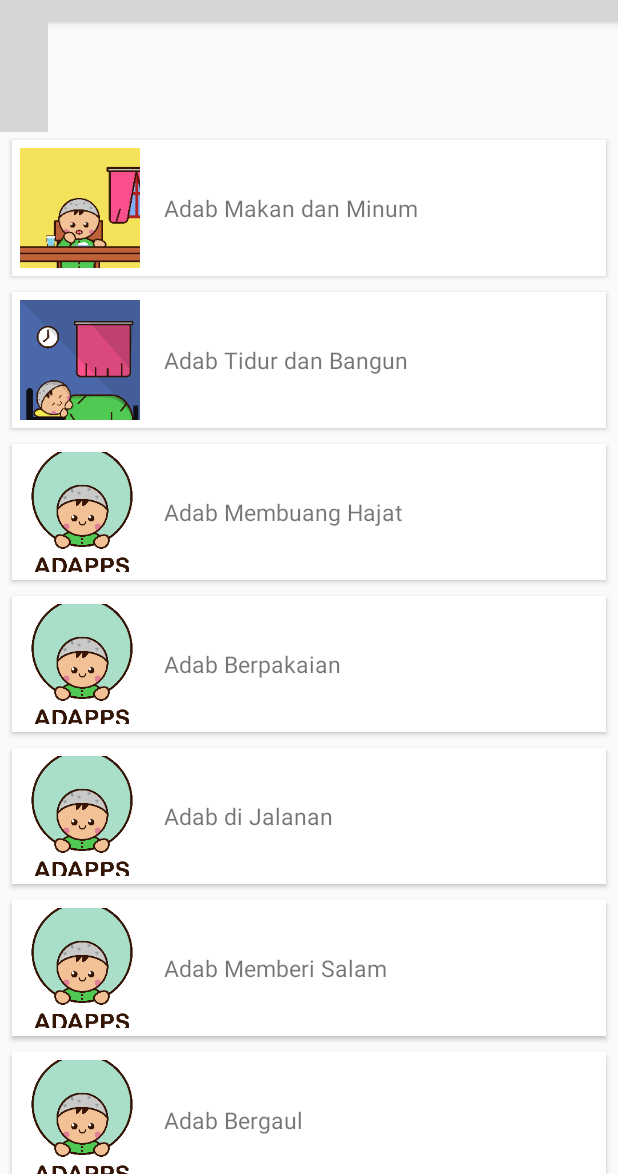
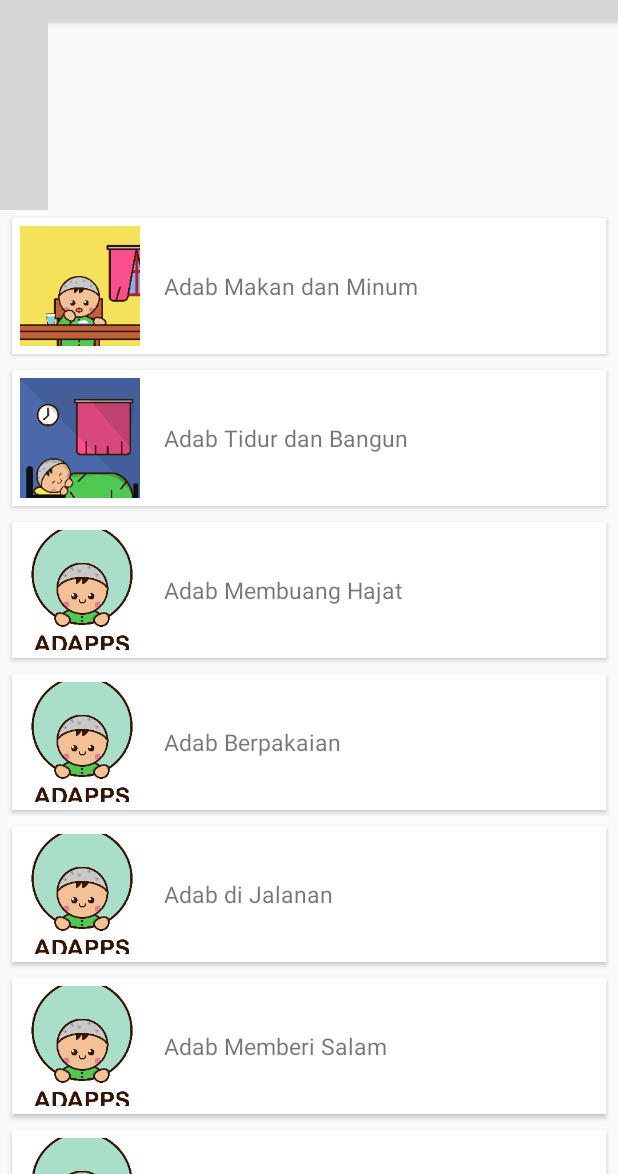
Before and after one commit to akhiyarwaladi/ADAPPS, an Android app: the screen it shows after launch (MenuUtaman), on a phone screen of 412 x 824 dp, the part 62-1236 px from its top. Run offline under Robolectric (Android 15) with nearby library versions, the light colour scheme and no system bars; plain views replace FloatingSearchView; pictures from the network do not load; grey boxes are pictures that could not be loaded.

Commit message:
ukuran search box udah

```diff
--- a/app/src/main/res/layout/content_main.xml
+++ b/app/src/main/res/layout/content_main.xml
@@ -10,9 +10,10 @@
     app:layout_behavior="@string/appbar_scrolling_view_behavior">
 
         <com.arlib.floatingsearchview.FloatingSearchView
+
             android:id="@+id/floating_search_view"
             android:layout_width="wrap_content"
-            android:layout_height="wrap_content"
+            android:layout_height="135dp"
             android:layout_weight="1"
             app:floatingSearch_searchBarMarginLeft="7dp"
             app:floatingSearch_searchBarMarginTop="7dp"
```
